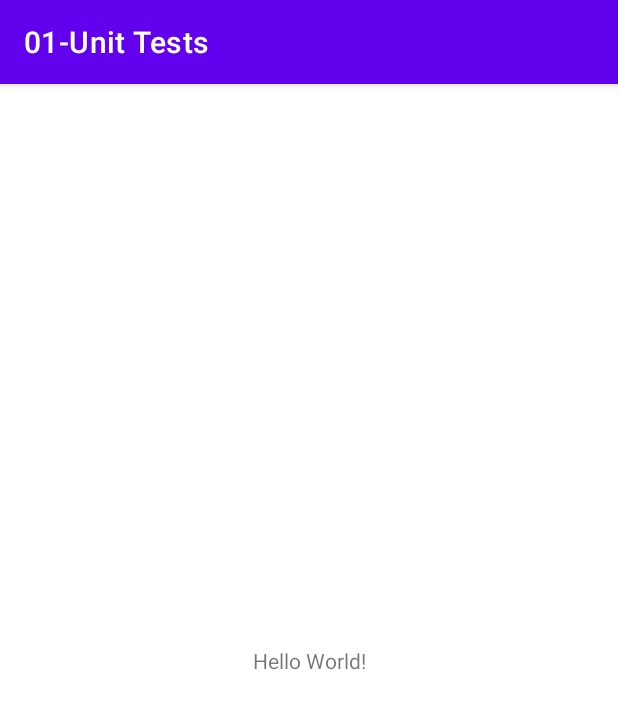
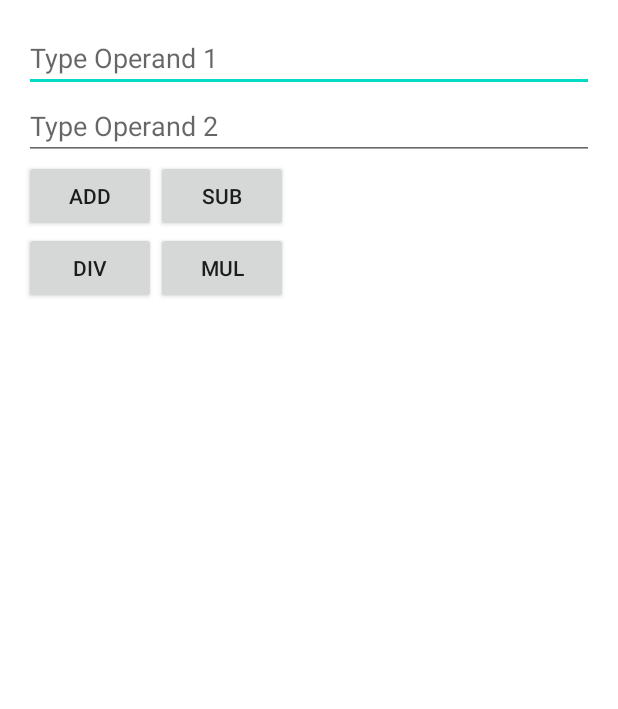
Before and after one commit to Develsigners/Android-Fundamentals, an Android app: the screen it shows after launch (MainActivity), on a phone screen of 412 x 824 dp. Shown: the top 709 px of the screen. Run offline under Robolectric (Android 15) with nearby library versions, the phone set to English and light mode, and no system bars.

```diff
--- a/01-Unit Tests/app/src/main/java/in/gsrathoreniks/a01_unittests/MainActivity.kt
+++ b/01-Unit Tests/app/src/main/java/in/gsrathoreniks/a01_unittests/MainActivity.kt
@@ -1,11 +1,102 @@
 package `in`.gsrathoreniks.a01_unittests
 
-import androidx.appcompat.app.AppCompatActivity
+import android.app.Activity
 import android.os.Bundle
+import android.util.Log
+import android.view.View
+import android.widget.EditText
+import android.widget.TextView
 
-class MainActivity : AppCompatActivity() {
+class MainActivity : Activity() {
+
+    private var mCalculator: Calculator? = null
+    private var mOperandOneEditText: EditText? = null
+    private var mOperandTwoEditText: EditText? = null
+    private var mResultTextView: TextView? = null
+
     override fun onCreate(savedInstanceState: Bundle?) {
         super.onCreate(savedInstanceState)
         setContentView(R.layout.activity_main)
+
+        // Initialize the calculator class and all the views
+        mCalculator = Calculator()
+        mResultTextView = findViewById(R.id.operation_result_text_view)
+        mOperandOneEditText = findViewById(R.id.operand_one_edit_text)
+        mOperandTwoEditText = findViewById(R.id.operand_two_edit_text)
+    }
+
+    /**
+     * OnClick method called when the add Button is pressed.
+     */
+    fun onAdd(view: View?) {
+        compute(Calculator.Operator.ADD)
+    }
+
+    /**
+     * OnClick method called when the subtract Button is pressed.
+     */
+    fun onSub(view: View?) {
+        compute(Calculator.Operator.SUB)
+    }
+
+    /**
+     * OnClick method called when the divide Button is pressed.
+     */
+    fun onDiv(view: View?) {
+        try {
+            compute(Calculator.Operator.DIV)
+        } catch (iae: IllegalArgumentException) {
+            Log.e(TAG, "IllegalArgumentException", iae)
+            mResultTextView!!.text = getString(R.string.computationError)
+        }
+    }
+
+    /**
+     * OnClick method called when the multiply Button is pressed.
+     */
+    fun onMul(view: View?) {
+        compute(Calculator.Operator.MUL)
+    }
+
+    private fun compute(operator: Calculator.Operator) {
+        val operandOne: Double
+        val operandTwo: Double
+        try {
+            operandOne = getOperand(mOperandOneEditText)
+            operandTwo = getOperand(mOperandTwoEditText)
+        } catch (nfe: NumberFormatException) {
+            Log.e(TAG, "NumberFormatException", nfe)
+            mResultTextView!!.text = getString(R.string.computationError)
+            return
+        }
+        val result: String
+        result =
+            when (operator) {
+                Calculator.Operator.ADD -> mCalculator!!.add(operandOne, operandTwo).toString()
+                Calculator.Operator.SUB -> mCalculator!!.sub(operandOne, operandTwo).toString()
+                Calculator.Operator.DIV -> mCalculator!!.div(operandOne, operandTwo).toString()
+                Calculator.Operator.MUL -> mCalculator!!.mul(operandOne, operandTwo).toString()
+                else -> getString(R.string.computationError)
+            }
+        mResultTextView!!.text = result
+    }
+
+    companion object {
+        private const val TAG = "CalculatorActivity"
+
+        /**
+         * @return the operand value entered in an EditText as double.
+         */
+        private fun getOperand(operandEditText: EditText?): Double {
+            val operandText = getOperandText(operandEditText)
+            return java.lang.Double.valueOf(operandText)
+        }
+
+        /**
+         * @return the operand text which was entered in an EditText.
+         */
+        private fun getOperandText(operandEditText: EditText?): String {
+            return operandEditText!!.text.toString()
+        }
     }
 }
--- a/01-Unit Tests/app/src/main/res/layout/activity_main.xml
+++ b/01-Unit Tests/app/src/main/res/layout/activity_main.xml
@@ -1,18 +1,73 @@
 <?xml version="1.0" encoding="utf-8"?>
-<androidx.constraintlayout.widget.ConstraintLayout xmlns:android="http://schemas.android.com/apk/res/android"
-    xmlns:app="http://schemas.android.com/apk/res-auto"
+<LinearLayout xmlns:android="http://schemas.android.com/apk/res/android"
     xmlns:tools="http://schemas.android.com/tools"
     android:layout_width="match_parent"
     android:layout_height="match_parent"
+    android:orientation="vertical"
+    android:paddingBottom="@dimen/activity_vertical_margin"
+    android:paddingLeft="@dimen/activity_horizontal_margin"
+    android:paddingRight="@dimen/activity_horizontal_margin"
+    android:paddingTop="@dimen/activity_vertical_margin"
     tools:context=".MainActivity">
 
+    <EditText
+        android:id="@+id/operand_one_edit_text"
+        android:layout_width="match_parent"
+        android:layout_height="wrap_content"
+        android:hint="@string/type_operand_one_hint"
+        android:inputType="numberDecimal"/>
+
+    <EditText
+        android:id="@+id/operand_two_edit_text"
+        android:layout_width="match_parent"
+        android:layout_height="wrap_content"
+        android:hint="@string/type_operand_two_hint"
+        android:inputType="numberDecimal"/>
+
+    <RelativeLayout
+        android:layout_width="match_parent"
+        android:layout_height="wrap_content">
+
+        <Button
+            android:id="@+id/operation_add_btn"
+            android:layout_width="wrap_content"
+            android:layout_height="wrap_content"
+            android:onClick="onAdd"
+            android:text="@string/add_operation_text"/>
+
+        <Button
+            android:id="@+id/operation_sub_btn"
+            android:layout_width="wrap_content"
+            android:layout_height="wrap_content"
+            android:layout_toEndOf="@id/operation_add_btn"
+            android:layout_toRightOf="@id/operation_add_btn"
+            android:onClick="onSub"
+            android:text="@string/sub_operation_text"/>
+
+        <Button
+            android:id="@+id/operation_div_btn"
+            android:layout_width="wrap_content"
+            android:layout_height="wrap_content"
+            android:layout_below="@id/operation_add_btn"
+            android:onClick="onDiv"
+            android:text="@string/div_operation_text"/>
+
+        <Button
+            android:id="@+id/operation_mul_btn"
+            android:layout_width="wrap_content"
+            android:layout_height="wrap_content"
+            android:layout_below="@id/operation_add_btn"
+            android:layout_toEndOf="@id/operation_add_btn"
+            android:layout_toRightOf="@id/operation_add_btn"
+            android:onClick="onMul"
+            android:text="@string/mul_operation_text"/>
+
+    </RelativeLayout>
+
     <TextView
+        android:id="@+id/operation_result_text_view"
         android:layout_width="wrap_content"
         android:layout_height="wrap_content"
-        android:text="Hello World!"
-        app:layout_constraintBottom_toBottomOf="parent"
-        app:layout_constraintLeft_toLeftOf="parent"
-        app:layout_constraintRight_toRightOf="parent"
-        app:layout_constraintTop_toTopOf="parent" />
+        android:layout_marginTop="@dimen/activity_vertical_margin"/>
 
-</androidx.constraintlayout.widget.ConstraintLayout>
+</LinearLayout>
--- /dev/null
+++ b/01-Unit Tests/app/src/main/res/values/dimens.xml
@@ -0,0 +1,5 @@
+<?xml version="1.0" encoding="utf-8"?>
+<resources>
+    <dimen name="activity_horizontal_margin">16dp</dimen>
+    <dimen name="activity_vertical_margin">16dp</dimen>
+</resources>
--- a/01-Unit Tests/app/src/main/res/values/strings.xml
+++ b/01-Unit Tests/app/src/main/res/values/strings.xml
@@ -1,3 +1,26 @@
 <resources>
+    <!-- App Name -->
     <string name="app_name">01-Unit Tests</string>
+
+    <!-- Hint for first operand EditText -->
+    <string name="type_operand_one_hint">Type Operand 1</string>
+
+    <!-- Hint for second operand EditText -->
+    <string name="type_operand_two_hint">Type Operand 2</string>
+
+    <!-- Button label for add operation -->
+    <string name="add_operation_text">Add</string>
+
+    <!-- Button label for subtract operation -->
+    <string name="sub_operation_text">Sub</string>
+
+    <!-- Button label for divide operation -->
+    <string name="div_operation_text">Div</string>
+
+    <!-- Button label for mul operation -->
+    <string name="mul_operation_text">Mul</string>
+
+    <!-- Message for textview in case of errors  -->
+    <string name="computationError">Error</string>
+
 </resources>
```
Also changed, not shown: 01-Unit Tests/app/src/main/java/in/gsrathoreniks/a01_unittests/Calculator.kt (added, +39 -0 lines), 2 other files.
